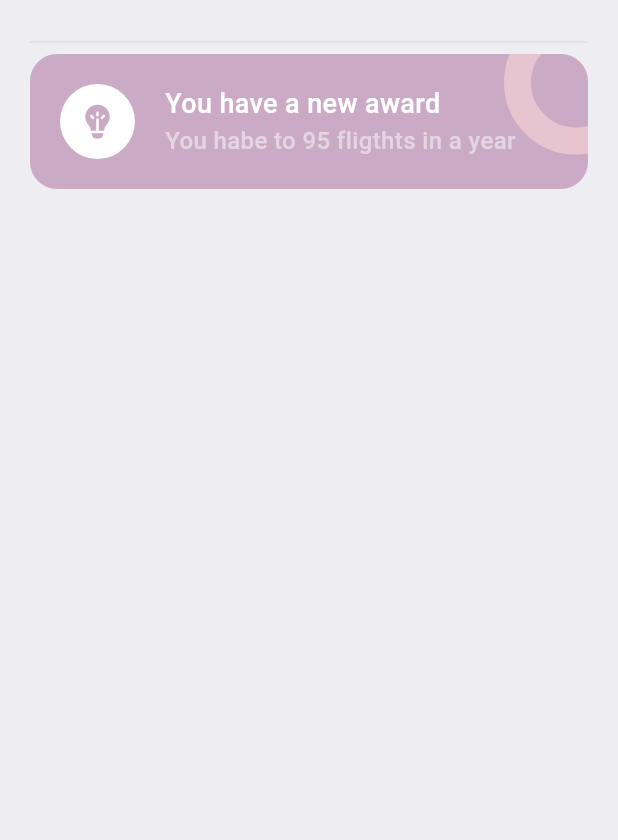
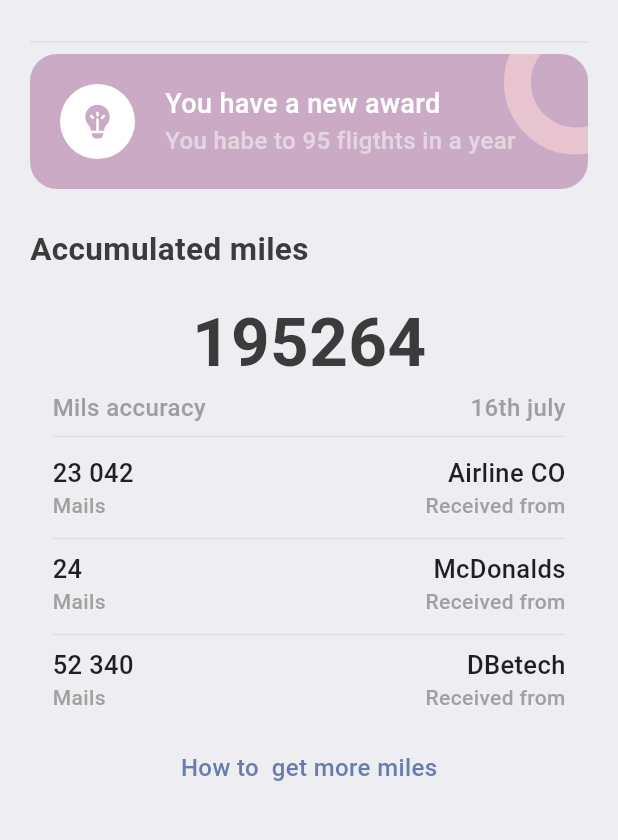
Before and after one commit to AlonaLaskar/ticket-app, a Flutter app: the ProfileScreen screen opened by its route, on a phone screen of 412 x 824 dp, the part 228-1068 px from its top. Run offline on Flutter 3.47's test engine with Material 3 defaults, Android fonts, the phone set to English and light mode, and no system bars; our stand-ins replace barcode_widget, fluentui_icons.

Commit message:
Create Profile page

```diff
--- a/lib/core/widgets/text_style_big_title.dart
+++ b/lib/core/widgets/text_style_big_title.dart
@@ -9,7 +9,9 @@ class TextStyleeBigTitle extends StatelessWidget {
   @override
   Widget build(BuildContext context) {
     return Text(
+
       text,
+
       style: isColor == null
           ? AppStyles.heandLineStyle2.copyWith(color: Colors.white)
           : AppStyles.heandLineStyle2
--- a/lib/screens/home/hotel_detail.dart
+++ b/lib/screens/home/hotel_detail.dart
@@ -1,6 +1,7 @@
 import 'package:flutter/material.dart';
-import 'package:ticket_app/core/res/styles/app_styles.dart';
 import 'package:ticket_app/core/utils/all_json.dart';
+
+import 'widgets/expanded_widget.dart';
 
 class HotelDetail extends StatefulWidget {
   const HotelDetail({super.key});
@@ -108,45 +109,3 @@ class _HotelDetailState extends State<HotelDetail> {
     );
   }
 }
-
-class ExpandedTextWidget extends StatefulWidget {
-  const ExpandedTextWidget({super.key, required this.text});
-  final String text;
-
-  @override
-  State<ExpandedTextWidget> createState() => _ExpandedTextWidgetState();
-}
-
-class _ExpandedTextWidgetState extends State<ExpandedTextWidget> {
-  bool isExpanded = false;
-  _toogleExpantion() {
-    setState(() {
-      isExpanded = !isExpanded;
-    });
-    print("The value of isExpanded is $isExpanded");
-  }
-
-  @override
-  Widget build(BuildContext context) {
-    var textWidget = Text(
-      widget.text,
-      maxLines: isExpanded ? null : 6,
-      overflow: isExpanded ? TextOverflow.visible : TextOverflow.ellipsis,
-    );
-    return Column(
-      crossAxisAlignment: CrossAxisAlignment.start,
-      children: [
-        textWidget,
-        GestureDetector(
-          onTap: () {
-            _toogleExpantion();
-          },
-          child: Text(isExpanded ? "Read Less" : "Read More",
-              style: AppStyles.textStyle.copyWith(
-                color: AppStyles.primaryColor,
-              )),
-        )
-      ],
-    );
-  }
-}
--- /dev/null
+++ b/lib/screens/home/widgets/expanded_widget.dart
@@ -0,0 +1,46 @@
+import 'package:flutter/material.dart';
+
+import '../../../core/res/styles/app_styles.dart';
+
+
+class ExpandedTextWidget extends StatefulWidget {
+  const ExpandedTextWidget({super.key, required this.text});
+  final String text;
+
+  @override
+  State<ExpandedTextWidget> createState() => _ExpandedTextWidgetState();
+}
+
+class _ExpandedTextWidgetState extends State<ExpandedTextWidget> {
+  bool isExpanded = false;
+  _toogleExpantion() {
+    setState(() {
+      isExpanded = !isExpanded;
+    });
+    print("The value of isExpanded is $isExpanded");
+  }
+
+  @override
+  Widget build(BuildContext context) {
+    var textWidget = Text(
+      widget.text,
+      maxLines: isExpanded ? null : 6,
+      overflow: isExpanded ? TextOverflow.visible : TextOverflow.ellipsis,
+    );
+    return Column(
+      crossAxisAlignment: CrossAxisAlignment.start,
+      children: [
+        textWidget,
+        GestureDetector(
+          onTap: () {
+            _toogleExpantion();
+          },
+          child: Text(isExpanded ? "Read Less" : "Read More",
+              style: AppStyles.textStyle.copyWith(
+                color: AppStyles.primaryColor,
+              )),
+        )
+      ],
+    );
+  }
+}
--- a/lib/screens/profile/profile.dart
+++ b/lib/screens/profile/profile.dart
@@ -1,8 +1,8 @@
-import 'package:fluentui_icons/fluentui_icons.dart';
 import 'package:flutter/material.dart';
 import 'package:ticket_app/core/res/styles/app_styles.dart';
-import '../../core/widgets/text_in_profile.dart';
 import 'widgets/Page_header.dart';
+import 'widgets/award_widget.dart';
+import 'widgets/text_row.dart';
 
 class ProfileScreen extends StatelessWidget {
   const ProfileScreen({super.key});
@@ -21,69 +21,95 @@ class ProfileScreen extends StatelessWidget {
           Divider(
             color: Colors.grey.shade300,
           ),
-          Stack(
+          //show the award widget
+          const AwardWidget(),
+          const SizedBox(height: 25),
+          Text("Accumulated miles", style: AppStyles.heandLineStyle3),
+          Container(
+            padding: const EdgeInsets.symmetric(horizontal: 15),
+            decoration: BoxDecoration(
+              color: AppStyles.bgColor,
+              borderRadius: BorderRadius.circular(18),
+            ),
+            child: Column(
               children: [
-              Container(
-                height: 90,
-                width: double.infinity,
-                decoration: BoxDecoration(
-                  color: AppStyles.ticketPink,
-                  borderRadius: BorderRadius.circular(18),
+                const SizedBox(height: 15),
+                Text(
+                  '195264',
+                  style: TextStyle(
+                    fontSize: 45,
+                    color: AppStyles.textColor,
+                    fontWeight: FontWeight.w600,
                   ),
                 ),
                 Row(
-                // mainAxisAlignment: MainAxisAlignment.center,
+                  mainAxisAlignment: MainAxisAlignment.spaceBetween,
                   children: [
-                  Container(
-                    padding: const EdgeInsets.symmetric(
-                        horizontal: 20, vertical: 20),
-                    child: CircleAvatar(
-                      maxRadius: 25,
-                      backgroundColor: Colors.white,
-                      child: Icon(
-                        FluentSystemIcons.ic_fluent_lightbulb_filament_filled,
-                        size: 27,
-                        color: AppStyles.ticketPink,
-                      ),
-                    ),
-                  ),
-                  Column(
-                    crossAxisAlignment: CrossAxisAlignment.start,
-                    children: [
-                      const Text(
-                        "You have a new award",
-                        style: TextStyle(
-                            color: Colors.white,
-                            fontSize: 18,
-                            fontWeight: FontWeight.w500),
+                    Text(
+                      "Mils accuracy",
+                      style: AppStyles.heandLineStyle4.copyWith(fontSize: 16),
                     ),
                     Text(
-                        "You habe to 95 fligthts in a year",
-                        style: TextStyle(
-                            color: Colors.white.withOpacity(0.5),
-                            fontSize: 16,
-                            fontWeight: FontWeight.w500),
+                      "16th july",
+                      style: AppStyles.heandLineStyle4.copyWith(fontSize: 16),
                     ),
                   ],
                 ),
+                //devider
+                Divider(color: Colors.grey.shade300),
+                const SizedBox(height: 4),
+                const TextRow(
+                  numMails: "23 042",
+                  receivedFrom: "Airline CO",
+                ),
+                const SizedBox(height: 4),
+                Divider(color: Colors.grey.shade300),
+
+                const TextRow(
+                  numMails: "24",
+                  receivedFrom: "McDonalds",
+                ),
+
+                const SizedBox(height: 4),
+                Divider(color: Colors.grey.shade300),
+
+                const TextRow(
+                  numMails: "52 340",
+                  receivedFrom: "DBetech",
+                ),
+                const SizedBox(height: 25),
+                InkWell(
+                  onTap: () {
+                    print("How to get more miles");
+                  },
+                  child: Text('How to  get more miles',
+                      style: AppStyles.textStyle.copyWith(
+                        color: AppStyles.primaryColor,
+                        fontWeight: FontWeight.w500,
+                      )),
+                ),
+
+                // const Row(
+                //   mainAxisAlignment: MainAxisAlignment.spaceBetween,
+                //   children: [
+                //     Column(
+                //       children: [
+                //         TextStyleeBigTitle(text: "23 042", isColor: true),
+                //         TextStyleSmallTitle(text: "Mails", isColor: true),
+                //       ],
+                //     ),
+                //     Column(
+                //       children: [
+                //         TextStyleeBigTitle(text: "Airline CO", isColor: true),
+                //         TextStyleSmallTitle(
+                //             text: "Received from", isColor: true),
+                //       ],
+                //     )
+                //   ],
+                // ),
               ],
             ),
-              Positioned(
-                top: -29,
-                right: -40,
-                child: Container(
-                  padding: const EdgeInsets.all(30),
-                  decoration: BoxDecoration(
-                    // color: Colors.white,
-                    shape: BoxShape.circle,
-                    border: Border.all(
-                        width: 18,
-                        color: const Color.fromARGB(255, 232, 196, 208)),
           ),
-                ),
-              ),
-            ],
-          )
         ],
       ),
     );
--- /dev/null
+++ b/lib/screens/profile/widgets/award_widget.dart
@@ -0,0 +1,75 @@
+import 'package:fluentui_icons/fluentui_icons.dart';
+import 'package:flutter/material.dart';
+
+import '../../../core/res/styles/app_styles.dart';
+
+class AwardWidget extends StatelessWidget {
+  const AwardWidget({super.key});
+
+  @override
+  Widget build(BuildContext context) {
+    return Stack(
+            children: [
+              Container(
+                height: 90,
+                width: double.infinity,
+                decoration: BoxDecoration(
+                  color: AppStyles.ticketPink,
+                  borderRadius: BorderRadius.circular(18),
+                ),
+              ),
+              Row(
+                // mainAxisAlignment: MainAxisAlignment.center,
+                children: [
+                  Container(
+                    padding: const EdgeInsets.symmetric(
+                        horizontal: 20, vertical: 20),
+                    child: CircleAvatar(
+                      maxRadius: 25,
+                      backgroundColor: Colors.white,
+                      child: Icon(
+                        FluentSystemIcons.ic_fluent_lightbulb_filament_filled,
+                        size: 27,
+                        color: AppStyles.ticketPink,
+                      ),
+                    ),
+                  ),
+                  Column(
+                    crossAxisAlignment: CrossAxisAlignment.start,
+                    children: [
+                      const Text(
+                        "You have a new award",
+                        style: TextStyle(
+                            color: Colors.white,
+                            fontSize: 18,
+                            fontWeight: FontWeight.w500),
+                      ),
+                      Text(
+                        "You habe to 95 fligthts in a year",
+                        style: TextStyle(
+                            color: Colors.white.withOpacity(0.5),
+                            fontSize: 16,
+                            fontWeight: FontWeight.w500),
+                      ),
+                    ],
+                  ),
+                ],
+              ),
+              Positioned(
+                top: -29,
+                right: -40,
+                child: Container(
+                  padding: const EdgeInsets.all(30),
+                  decoration: BoxDecoration(
+                    // color: Colors.white,
+                    shape: BoxShape.circle,
+                    border: Border.all(
+                        width: 18,
+                        color: const Color.fromARGB(255, 232, 196, 208)),
+                  ),
+                ),
+              ),
+            ],
+          );
+  }
+}
--- /dev/null
+++ b/lib/screens/profile/widgets/text_row.dart
@@ -0,0 +1,38 @@
+import 'package:flutter/material.dart';
+
+import '../../../core/res/styles/app_styles.dart';
+import '../../../core/widgets/text_style_big_title.dart';
+import '../../../core/widgets/text_style_small_title.dart';
+
+class TextRow extends StatelessWidget {
+  const TextRow({
+    super.key,
+    required this.numMails,
+    required this.receivedFrom,
+  });
+  final String numMails;
+  final String receivedFrom;
+
+  @override
+  Widget build(BuildContext context) {
+    return Row(
+      mainAxisAlignment: MainAxisAlignment.spaceBetween,
+      children: [
+        Column(
+          crossAxisAlignment: CrossAxisAlignment.start,
+          children: [
+            TextStyleeBigTitle(text: numMails, isColor: true),
+            const TextStyleSmallTitle(text: "Mails", isColor: true),
+          ],
+        ),
+        Column(
+          crossAxisAlignment: CrossAxisAlignment.end,
+          children: [
+            TextStyleeBigTitle(text: receivedFrom, isColor: true),
+            const TextStyleSmallTitle(text: "Received from", isColor: true),
+          ],
+        )
+      ],
+    );
+  }
+}
```
Lines whose indentation alone changed are shown as unchanged.
